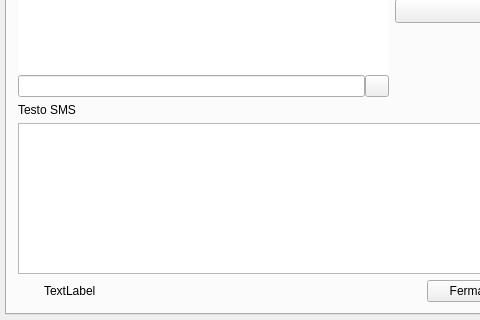
The window that mainjacksms.ui (freesmee/freesmee-desktop) describes before a commit, drawn with Qt 5; both pictures show x 0 to 480 and y 157 to 477 of the 815 by 477 pixel window.
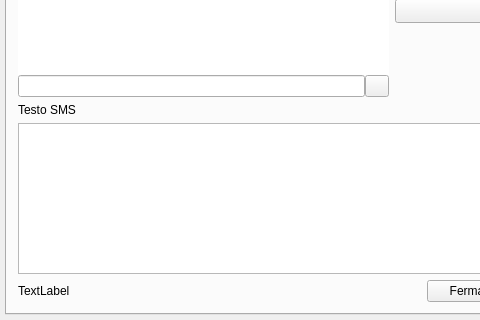
The same window after the commit. The open tabs and pages were chosen to show the change. Icons and pictures are not drawn. Custom widgets are drawn as their Qt base class.

Diff of the .ui file:
```diff
--- a/mainjacksms.ui
+++ b/mainjacksms.ui
@@ -758,6 +758,13 @@
                   <property name="bottomMargin">
                    <number>0</number>
                   </property>
+                  <item>
+                   <widget class="QLabel" name="progressBar">
+                    <property name="text">
+                     <string>TextLabel</string>
+                    </property>
+                   </widget>
+                  </item>
                   <item>
                    <widget class="QLabel" name="LabelCountChars">
                     <property name="text">
@@ -785,13 +792,6 @@
                     </item>
                    </layout>
                   </item>
-                  <item>
-                   <widget class="QLabel" name="progressBar">
-                    <property name="text">
-                     <string>TextLabel</string>
-                    </property>
-                   </widget>
-                  </item>
                   <item>
                    <spacer name="horizontalSpacer_2">
                     <property name="orientation">
```
Left out of the diff: 38 changed lines with no effect on the pictures.
